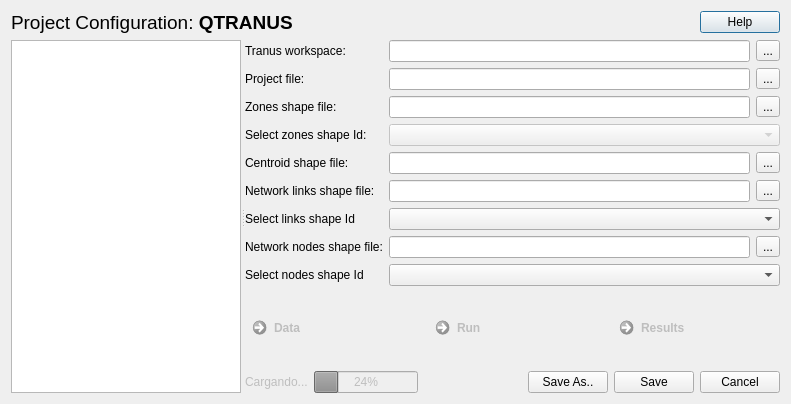
First picture: the form in qtranus_dialog_base.ui, repository TomasdelaBarra/QTRANUS, before the edit.
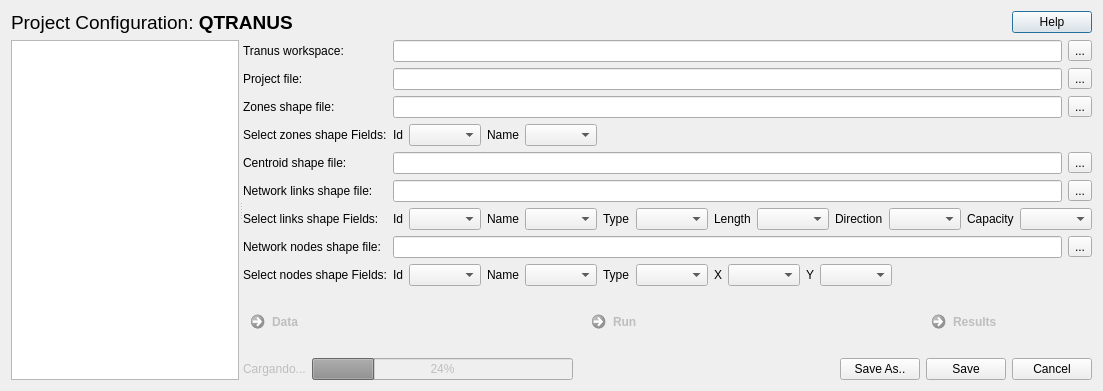
Second picture: the form after the edit. Icons and pictures are not drawn.

```diff
--- a/qtranus_dialog_base.ui
+++ b/qtranus_dialog_base.ui
@@ -9,8 +9,8 @@
    <rect>
     <x>0</x>
     <y>0</y>
-    <width>791</width>
-    <height>404</height>
+    <width>1103</width>
+    <height>391</height>
    </rect>
   </property>
   <property name="windowTitle">
@@ -154,16 +154,46 @@
             <bool>true</bool>
            </property>
            <property name="text">
-            <string>Select zones shape Id:</string>
+            <string>Select zones shape Fields:</string>
            </property>
           </widget>
          </item>
          <item row="5" column="1">
-          <widget class="QComboBox" name="cb_zones_shape_fields">
-           <property name="enabled">
-            <bool>false</bool>
-           </property>
-          </widget>
+          <layout class="QHBoxLayout" name="horizontalLayout_10">
+           <item>
+            <widget class="QLabel" name="label_12">
+             <property name="text">
+              <string>Id</string>
+             </property>
+            </widget>
+           </item>
+           <item>
+            <widget class="QComboBox" name="cb_zones_shape_fields"/>
+           </item>
+           <item>
+            <widget class="QLabel" name="label_13">
+             <property name="text">
+              <string>Name</string>
+             </property>
+            </widget>
+           </item>
+           <item>
+            <widget class="QComboBox" name="cb_zones_shape_name"/>
+           </item>
+           <item>
+            <spacer name="horizontalSpacer_2">
+             <property name="orientation">
+              <enum>Qt::Horizontal</enum>
+             </property>
+             <property name="sizeHint" stdset="0">
+              <size>
+               <width>40</width>
+               <height>20</height>
+              </size>
+             </property>
+            </spacer>
+           </item>
+          </layout>
          </item>
          <item row="6" column="0">
           <widget class="QLabel" name="label_5">
@@ -215,6 +245,90 @@
            </item>
           </layout>
          </item>
+         <item row="8" column="0">
+          <widget class="QLabel" name="lbl_links_id">
+           <property name="text">
+            <string>Select links shape Fields:</string>
+           </property>
+          </widget>
+         </item>
+         <item row="8" column="1">
+          <layout class="QHBoxLayout" name="horizontalLayout">
+           <item>
+            <widget class="QLabel" name="label_8">
+             <property name="text">
+              <string>Id</string>
+             </property>
+            </widget>
+           </item>
+           <item>
+            <widget class="QComboBox" name="links_shape_fields"/>
+           </item>
+           <item>
+            <widget class="QLabel" name="label_16">
+             <property name="text">
+              <string>Name</string>
+             </property>
+            </widget>
+           </item>
+           <item>
+            <widget class="QComboBox" name="links_shape_name"/>
+           </item>
+           <item>
+            <widget class="QLabel" name="label_9">
+             <property name="text">
+              <string>Type</string>
+             </property>
+            </widget>
+           </item>
+           <item>
+            <widget class="QComboBox" name="links_shape_type"/>
+           </item>
+           <item>
+            <widget class="QLabel" name="label_20">
+             <property name="text">
+              <string>Length</string>
+             </property>
+            </widget>
+           </item>
+           <item>
+            <widget class="QComboBox" name="links_shape_length"/>
+           </item>
+           <item>
+            <widget class="QLabel" name="label_10">
+             <property name="text">
+              <string>Direction</string>
+             </property>
+            </widget>
+           </item>
+           <item>
+            <widget class="QComboBox" name="links_shape_direction"/>
+           </item>
+           <item>
+            <widget class="QLabel" name="label_11">
+             <property name="text">
+              <string>Capacity</string>
+             </property>
+            </widget>
+           </item>
+           <item>
+            <widget class="QComboBox" name="links_shape_capacity"/>
+           </item>
+           <item>
+            <spacer name="horizontalSpacer_8">
+             <property name="orientation">
+              <enum>Qt::Horizontal</enum>
+             </property>
+             <property name="sizeHint" stdset="0">
+              <size>
+               <width>40</width>
+               <height>20</height>
+              </size>
+             </property>
+            </spacer>
+           </item>
+          </layout>
+         </item>
          <item row="9" column="0">
           <widget class="QLabel" name="label_6">
            <property name="text">
@@ -240,25 +354,79 @@
            </item>
           </layout>
          </item>
-         <item row="8" column="0">
-          <widget class="QLabel" name="lbl_links_id">
-           <property name="text">
-            <string>Select links shape Id</string>
-           </property>
-          </widget>
-         </item>
-         <item row="8" column="1">
-          <widget class="QComboBox" name="links_shape_fields"/>
-         </item>
          <item row="10" column="0">
           <widget class="QLabel" name="lbl_nodes">
            <property name="text">
-            <string>Select nodes shape Id</string>
+            <string>Select nodes shape Fields:</string>
            </property>
           </widget>
          </item>
          <item row="10" column="1">
-          <widget class="QComboBox" name="nodes_shape_fields"/>
+          <layout class="QHBoxLayout" name="horizontalLayout_11">
+           <item>
+            <widget class="QLabel" name="label_15">
+             <property name="text">
+              <string>Id</string>
+             </property>
+            </widget>
+           </item>
+           <item>
+            <widget class="QComboBox" name="nodes_shape_fields"/>
+           </item>
+           <item>
+            <widget class="QLabel" name="label_14">
+             <property name="text">
+              <string>Name</string>
+             </property>
+            </widget>
+           </item>
+           <item>
+            <widget class="QComboBox" name="nodes_shape_name"/>
+           </item>
+           <item>
+            <widget class="QLabel" name="label_18">
+             <property name="text">
+              <string>Type</string>
+             </property>
+            </widget>
+           </item>
+           <item>
+            <widget class="QComboBox" name="nodes_shape_type"/>
+           </item>
+           <item>
+            <widget class="QLabel" name="label_17">
+             <property name="text">
+              <string>X</string>
+             </property>
+            </widget>
+           </item>
+           <item>
+            <widget class="QComboBox" name="nodes_shape_x"/>
+           </item>
+           <item>
+            <widget class="QLabel" name="label_19">
+             <property name="text">
+              <string>Y</string>
+             </property>
+            </widget>
+           </item>
+           <item>
+            <widget class="QComboBox" name="nodes_shape_y"/>
+           </item>
+           <item>
+            <spacer name="horizontalSpacer_7">
+             <property name="orientation">
+              <enum>Qt::Horizontal</enum>
+             </property>
+             <property name="sizeHint" stdset="0">
+              <size>
+               <width>40</width>
+               <height>20</height>
+              </size>
+             </property>
+            </spacer>
+           </item>
+          </layout>
          </item>
         </layout>
        </item>
```
Left out of the diff: 1 changed line with no effect on the pictures.
